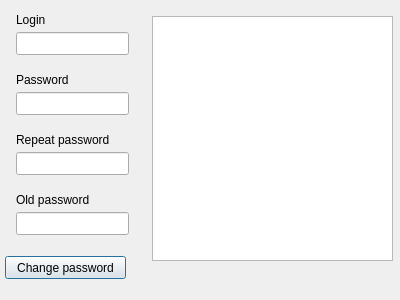
Old version of the form authorized.ui in the repository degieusz/face_recogniction.
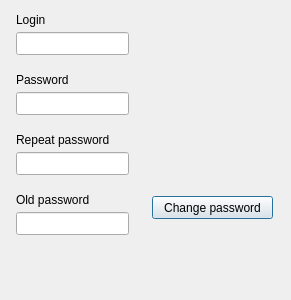
New version of the form.

```diff
--- a/authorized.ui
+++ b/authorized.ui
@@ -6,7 +6,7 @@
    <rect>
     <x>0</x>
     <y>0</y>
-    <width>400</width>
+    <width>291</width>
     <height>300</height>
    </rect>
   </property>
@@ -19,8 +19,8 @@
    </property>
    <property name="geometry">
     <rect>
-     <x>5</x>
-     <y>256</y>
+     <x>152</x>
+     <y>196</y>
      <width>121</width>
      <height>23</height>
     </rect>
@@ -121,15 +121,18 @@
     </rect>
    </property>
   </widget>
-  <widget class="QPlainTextEdit" name="debug_prints">
+  <widget class="QLabel" name="debug_info">
    <property name="geometry">
     <rect>
-     <x>152</x>
-     <y>16</y>
-     <width>241</width>
-     <height>245</height>
+     <x>12</x>
+     <y>236</y>
+     <width>253</width>
+     <height>53</height>
     </rect>
    </property>
+   <property name="text">
+    <string/>
+   </property>
   </widget>
  </widget>
  <resources/>
```
